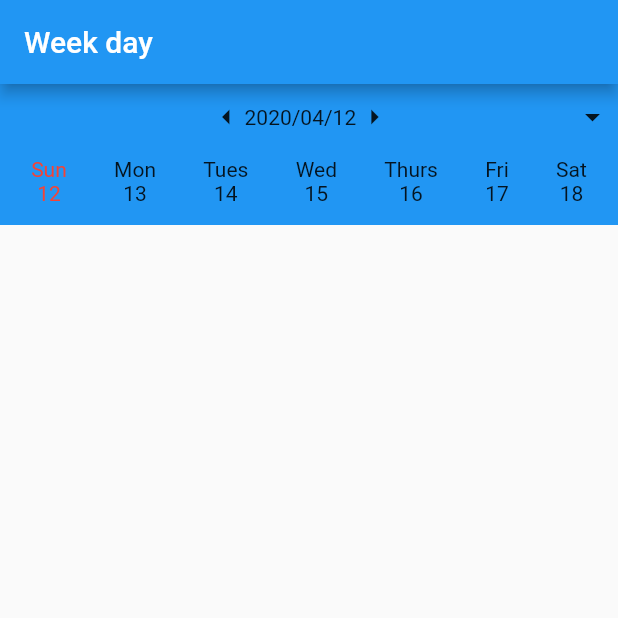
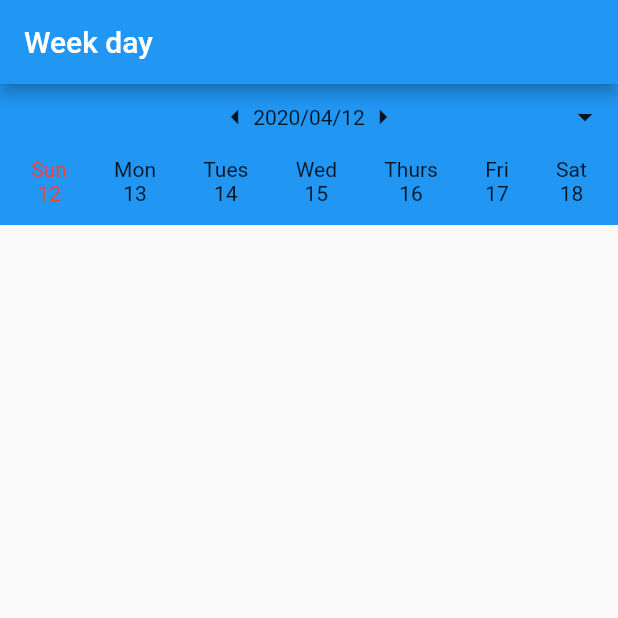
Before and after one commit to Eddie66six/G2xWeekCalendar, a Flutter app: the screen it shows after launch, on a phone screen of 412 x 824 dp, the top half of it. Run offline on Flutter 3.47's test engine with Material 2 defaults, Android fonts, the phone set to English and light mode, and no system bars.

Commit message:
correçao de layout e projeto de teste

```diff
--- a/lib/g2x_simple_week_calendar.dart
+++ b/lib/g2x_simple_week_calendar.dart
@@ -101,6 +101,7 @@ class _G2xSimpleWeekCalendarState extends State<G2xSimpleWeekCalendar> with Tick
   Widget build(BuildContext context) {
     weekDays = MyDateTime.getDaysOfWeek(currentDate);
     var size = MediaQuery.of(context).size;
+    var sizePart = size.width/4-10;
     var rowWeeks = new Column(
       children: <Widget>[
         new Container(
@@ -112,13 +113,14 @@ class _G2xSimpleWeekCalendarState extends State<G2xSimpleWeekCalendar> with Tick
               new InkWell(
                 onTap: ()=> _collapse(),
                 child: new Container(
-                  width: size.width/3 -3.3,
+                  width: sizePart,
                   child: new Text(""),
                 )
               ),
               new Container(
-                width: size.width/3 -3.4,
+                width: sizePart * 2,
                 child: new Row(
+                  mainAxisAlignment: MainAxisAlignment.center,
                   children: <Widget>[
                     new InkWell(
                       onTap: ()=> _altertWeek(-7),
@@ -137,7 +139,7 @@ class _G2xSimpleWeekCalendarState extends State<G2xSimpleWeekCalendar> with Tick
                 onTap: ()=> _collapse(),
                 child: new Container(
                   alignment: Alignment.centerRight,
-                  width: size.width/3 -3.3,
+                  width: sizePart,
                   child: widget.typeCollapse ? new Icon(_close ? Icons.arrow_drop_up : Icons.arrow_drop_down) : null,
                 ),
               )
--- a/pubspec.yaml
+++ b/pubspec.yaml
@@ -1,6 +1,6 @@
 name: g2x_week_calendar
 description: g2x_week_calendar is a component to control the date in the week with customizable style.
-version: 0.1.5
+version: 0.1.6
 homepage: https://github.com/Eddie66six
 
 environment:
```
Also changed, not shown: 3 other files.
